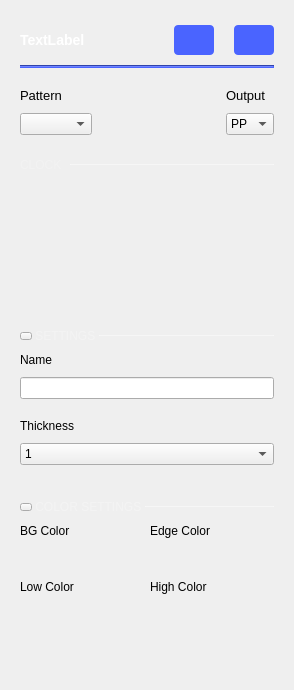
The window that ui/pg_cg_settings.ui (analogdevicesinc/scopy) describes before a commit, drawn with Qt 5.
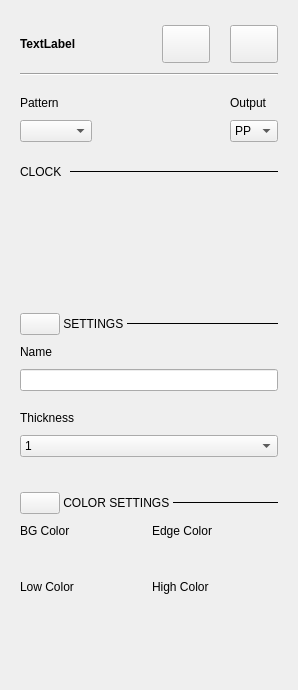
The same window after the commit. Icons and pictures are not drawn.

Patch:
```diff
--- a/ui/pg_cg_settings.ui
+++ b/ui/pg_cg_settings.ui
@@ -6,7 +6,7 @@
    <rect>
     <x>0</x>
     <y>0</y>
-    <width>294</width>
+    <width>298</width>
     <height>690</height>
    </rect>
   </property>
@@ -23,8 +23,6 @@
    <string notr="true">#PBLeft, #PBRight {
   width: 40px;
   height: 30px;
-  border-radius: 4px;
-  background-color: #4a64ff;
 }</string>
   </property>
   <layout class="QVBoxLayout" name="verticalLayout">
@@ -87,10 +85,8 @@
               <string notr="true">QLabel
 {
 
-font-size: 14px;
 font-weight: bold;
 line-height: 16px;
-color: #FFFFFF;
 }</string>
              </property>
              <property name="text">
@@ -171,8 +167,7 @@
            </property>
            <property name="styleSheet">
             <string notr="true">width: 240px;
-height: 2px;
-background-color: #4A64FF;</string>
+height: 2px;</string>
            </property>
            <property name="orientation">
             <enum>Qt::Horizontal</enum>
@@ -213,8 +208,8 @@
              <rect>
               <x>0</x>
               <y>0</y>
-              <width>250</width>
-              <height>616</height>
+              <width>254</width>
+              <height>610</height>
              </rect>
             </property>
             <property name="sizePolicy">
@@ -263,9 +258,6 @@
                      <verstretch>0</verstretch>
                     </sizepolicy>
                    </property>
-                   <property name="styleSheet">
-                    <string notr="true">font-size: 13px;</string>
-                   </property>
                    <property name="text">
                     <string>Pattern</string>
                    </property>
@@ -308,9 +300,6 @@
                      <verstretch>0</verstretch>
                     </sizepolicy>
                    </property>
-                   <property name="styleSheet">
-                    <string notr="true">font-size: 13px;</string>
-                   </property>
                    <property name="text">
                     <string>Output</string>
                    </property>
@@ -350,16 +339,6 @@
                </property>
                <item>
                 <widget class="QLabel" name="LPattern">
-                 <property name="styleSheet">
-                  <string notr="true">QLabel
-{
-height: 15px;
-
-font-size: 12px;
-line-height: 14px;
-color: rgba(255,255,255,50);
-}</string>
-                 </property>
                  <property name="text">
                   <string>CLOCK </string>
                  </property>
@@ -401,9 +380,6 @@
                    <height>1</height>
                   </size>
                  </property>
-                 <property name="styleSheet">
-                  <string notr="true">border: 1px solid rgba(255, 255, 255, 70);</string>
-                 </property>
                  <property name="frameShadow">
                   <enum>QFrame::Plain</enum>
                  </property>
@@ -513,24 +489,6 @@
                   </property>
                   <item>
                    <widget class="QPushButton" name="btnCollapse2">
-                    <property name="styleSheet">
-                     <string notr="true">QPushButton {
-  max-height: 6px;
-  max-width: 10px;
-  border-image: url(:/icons/sba_cmb_box_arrow.svg);
-}
-
-QPushButton:checked
-{
-  max-height: 10px;
-  max-width:  6px;
-border-image: url(:/icons/sba_cmb_box_arrow_right.svg);
-}
-
-
-
-</string>
-                    </property>
                     <property name="text">
                      <string/>
                     </property>
@@ -541,12 +499,6 @@
                   </item>
                   <item>
                    <widget class="QLabel" name="label_5">
-                    <property name="styleSheet">
-                     <string notr="true">QLabel {
-font-size: 12px;
-color: rgba(255, 255, 255, 70);
-}</string>
-                    </property>
                     <property name="text">
                      <string> SETTINGS </string>
                     </property>
@@ -566,9 +518,6 @@
                       <height>1</height>
                      </size>
                     </property>
-                    <property name="styleSheet">
-                     <string notr="true">border: 1px solid rgba(255, 255, 255, 70);</string>
-                    </property>
                     <property name="frameShadow">
                      <enum>QFrame::Plain</enum>
                     </property>
@@ -787,28 +736,10 @@
                       </property>
                       <property name="maximumSize">
                        <size>
-                        <width>10</width>
-                        <height>6</height>
+                        <width>16777215</width>
+                        <height>16777215</height>
                        </size>
                       </property>
-                      <property name="styleSheet">
-                       <string notr="true">QPushButton {
-  max-height: 6px;
-  max-width: 10px;
-  border-image: url(:/icons/sba_cmb_box_arrow.svg);
-}
-
-QPushButton:checked
-{
-  max-height: 10px;
-  max-width:  6px;
-border-image: url(:/icons/sba_cmb_box_arrow_right.svg);
-}
-
-
-
-</string>
-                      </property>
                       <property name="text">
                        <string/>
                       </property>
@@ -819,12 +750,6 @@
                     </item>
                     <item>
                      <widget class="QLabel" name="label">
-                      <property name="styleSheet">
-                       <string notr="true">QLabel {
-font-size: 12px;
-color: rgba(255, 255, 255, 70);
-}</string>
-                      </property>
                       <property name="text">
                        <string> COLOR SETTINGS </string>
                       </property>
@@ -844,9 +769,6 @@
                         <height>1</height>
                        </size>
                       </property>
-                      <property name="styleSheet">
-                       <string notr="true">border: 1px solid rgba(255, 255, 255, 70);</string>
-                      </property>
                       <property name="frameShadow">
                        <enum>QFrame::Plain</enum>
                       </property>
```
Left out of the diff: 36 changed lines with no effect on the pictures.
